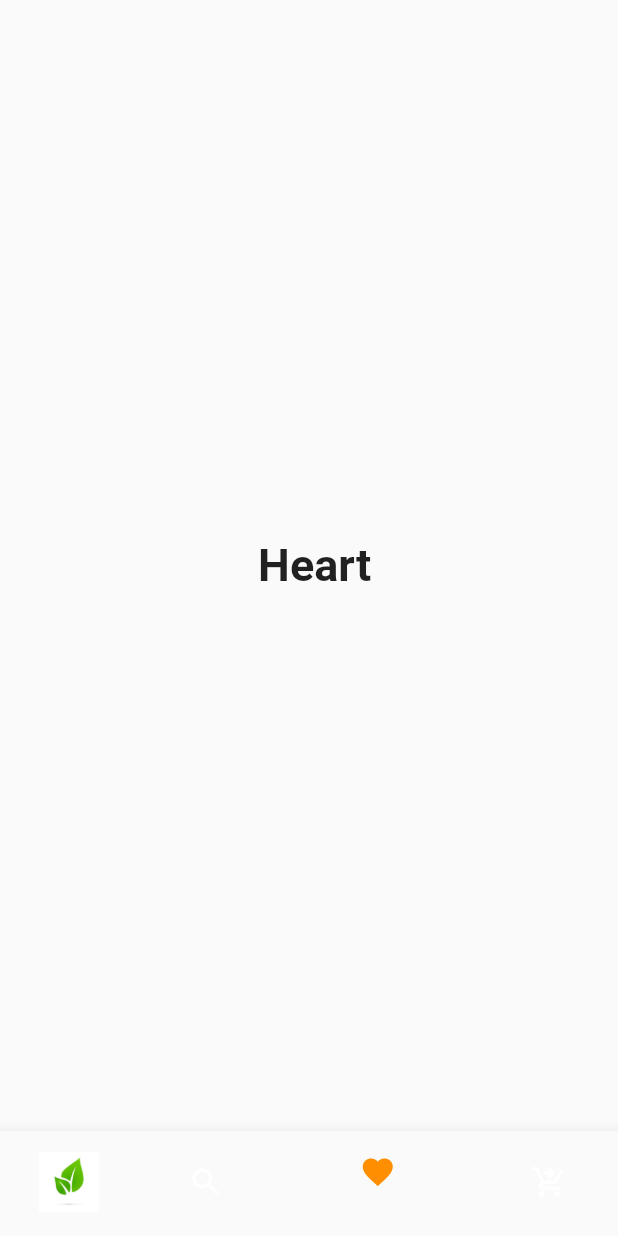
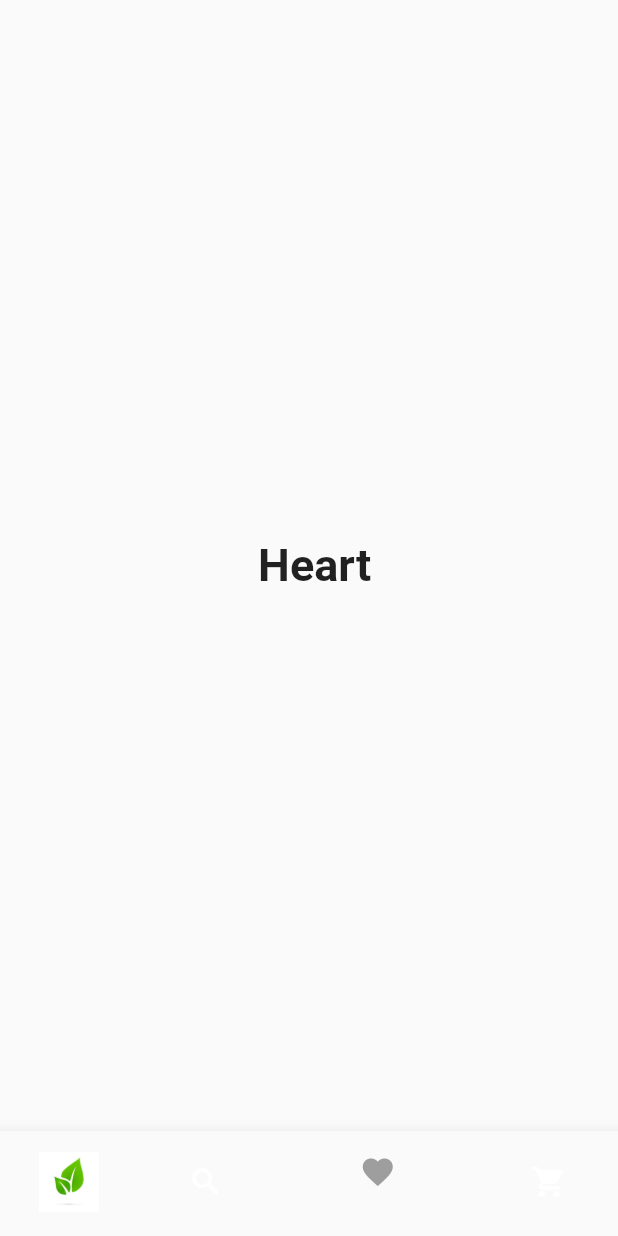
Before and after one commit to yubraja/briuwa_apk, a Flutter app: the screen it shows after launch, item 3 of the bottom bar chosen, on a phone screen of 412 x 824 dp. Run offline on Flutter 3.47's test engine with Material 2 defaults, Android fonts, the phone set to English and light mode, and no system bars.

Commit message:
cheat_day_assesment_exam _so

```diff
--- a/biruwa_apk/lib/pages/home_page.dart
+++ b/biruwa_apk/lib/pages/home_page.dart
@@ -50,13 +50,16 @@ class _HomePage
 
 
           BottomNavigationBarItem(
-            icon: Icon(Icons.shopping_cart_checkout_outlined),
+            icon: Icon(Icons.shopping_cart),
             label: ' ',
           ),
 
         ],
         currentIndex: _selectedIndex,
-        selectedItemColor: Colors.amber[800],
+        // selectedItemColor: Colors.amber[800],
+        fixedColor: Colors.grey,
+
+
         onTap: _onItemTapped,
       ),
     );
```
